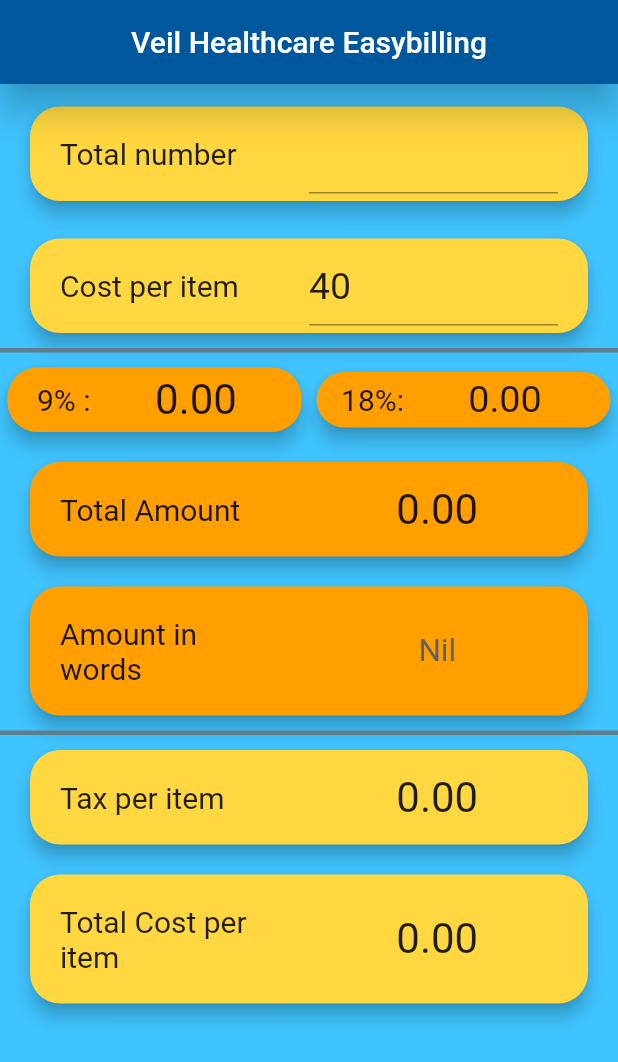
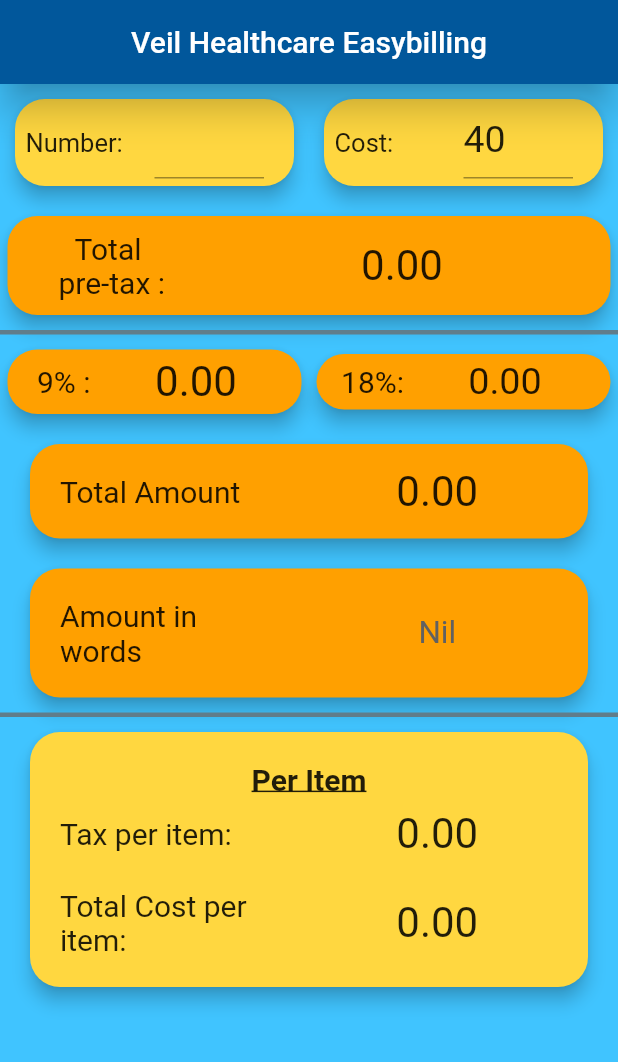
Before and after one commit to mathewvarghesemanu/veil_healthcare_easy_billing_app, a Flutter app: the screen it shows after launch, on a phone screen of 412 x 824 dp. Shown: the top 1062 px of the screen. Run offline on Flutter 3.47's test engine with Material 2 defaults, Android fonts, the phone set to English and light mode, and no system bars; our stand-ins replace rflutter_alert; missing offline and left inert: number_to_words_spelling.

Commit message:
added option to show pretax amount a
General refactoring and added option for pretax amount

```diff
--- a/lib/main.dart
+++ b/lib/main.dart
@@ -1,3 +1,5 @@
+import 'dart:math';
+
 import 'package:flutter/material.dart';
 import 'package:number_to_words_spelling/number_to_words_spelling.dart';
 import 'package:rflutter_alert/rflutter_alert.dart';
@@ -57,9 +59,12 @@ class _CalculatorState extends State<Calculator> {
         body: SafeArea(
             child: ListView(
           children: <Widget>[
-            Card(
+            Row(
+              children: [
+                Expanded(
+                  child: Card(
                     elevation: 5,
-              margin: EdgeInsets.symmetric(horizontal: 20, vertical: 15),
+                    margin: EdgeInsets.symmetric(horizontal: 10, vertical: 10),
                     shape: RoundedRectangleBorder(
                         borderRadius: BorderRadius.circular(20)),
                     color: Colors.amberAccent,
@@ -68,17 +73,15 @@ class _CalculatorState extends State<Calculator> {
                       children: <Widget>[
                         Expanded(
                             child: Padding(
-                    padding: const EdgeInsets.all(20.0),
+                          padding: const EdgeInsets.all(7.0),
                           child: Text(
-                      'Total number',
-                      style: TextStyle(fontSize: 20),
+                            'Number: ',
+                            style: TextStyle(fontSize: 17),
                           ),
                         )),
                         Expanded(
                             child: Padding(
-                    padding: const EdgeInsets.only(
-                      right: 20,
-                    ),
+                          padding: const EdgeInsets.only(right: 20, bottom: 5),
                           child: TextFormField(
                             style: TextStyle(fontSize: 25),
                             keyboardType: TextInputType.number,
@@ -93,9 +96,11 @@ class _CalculatorState extends State<Calculator> {
                       ],
                     ),
                   ),
-            Card(
+                ),
+                Expanded(
+                  child: Card(
                     elevation: 5,
-              margin: EdgeInsets.symmetric(horizontal: 20, vertical: 10),
+                    margin: EdgeInsets.symmetric(horizontal: 10, vertical: 10),
                     shape: RoundedRectangleBorder(
                         borderRadius: BorderRadius.circular(20)),
                     color: Colors.amberAccent,
@@ -104,17 +109,15 @@ class _CalculatorState extends State<Calculator> {
                       children: <Widget>[
                         Expanded(
                             child: Padding(
-                    padding: const EdgeInsets.all(20.0),
+                          padding: const EdgeInsets.all(7),
                           child: Text(
-                      'Cost per item',
-                      style: TextStyle(fontSize: 20),
+                            'Cost: ',
+                            style: TextStyle(fontSize: 17),
                           ),
                         )),
                         Expanded(
                             child: Padding(
-                    padding: const EdgeInsets.only(
-                      right: 20,
-                    ),
+                          padding: const EdgeInsets.only(right: 20, bottom: 5),
                           child: TextFormField(
                             style: TextStyle(fontSize: 25),
                             initialValue: '40',
@@ -126,6 +129,46 @@ class _CalculatorState extends State<Calculator> {
                             },
                           ),
                         ))
+                      ],
+                    ),
+                  ),
+                ),
+              ],
+            ),
+            Card(
+              elevation: 5,
+              margin: EdgeInsets.symmetric(horizontal: 5, vertical: 10),
+              shape: RoundedRectangleBorder(
+                  borderRadius: BorderRadius.circular(20)),
+              color: Colors.amber[700],
+              child: Row(
+                mainAxisAlignment: MainAxisAlignment.center,
+                children: <Widget>[
+                  Expanded(
+                    child: Padding(
+                      padding: const EdgeInsets.all(10.0),
+                      child: Text(
+                        'Total \n pre-tax'
+                        ' :',
+                        style: TextStyle(fontSize: 20),
+                        textAlign: TextAlign.center,
+                      ),
+                    ),
+                    flex: 1,
+                  ),
+                  Expanded(
+                    child: Padding(
+                      padding: const EdgeInsets.only(
+                        right: 10,
+                      ),
+                      child: Center(
+                          child: Text(
+                        (totalnos * costperitem).toStringAsFixed(2),
+                        textScaleFactor: 2,
+                      )),
+                    ),
+                    flex: 2,
+                  )
                 ],
               ),
             ),
@@ -287,22 +330,32 @@ class _CalculatorState extends State<Calculator> {
               shape: RoundedRectangleBorder(
                   borderRadius: BorderRadius.circular(20)),
               color: Colors.amberAccent,
-              child: Row(
+              child: Column(
+                children: <Widget>[
+                  Padding(
+                    padding: const EdgeInsets.only(top: 20.0),
+                    child: Text(
+                      "Per Item",
+                      style: TextStyle(
+                          fontSize: 20,
+                          decoration: TextDecoration.underline,
+                          fontWeight: FontWeight.bold),
+                    ),
+                  ),
+                  Row(
                     mainAxisAlignment: MainAxisAlignment.center,
                     children: <Widget>[
                       Expanded(
                           child: Padding(
-                    padding: const EdgeInsets.all(20.0),
+                        padding: const EdgeInsets.only(top: 8, left: 20),
                         child: Text(
-                      'Tax per item',
+                          'Tax per item: ',
                           style: TextStyle(fontSize: 20),
                         ),
                       )),
                       Expanded(
                           child: Padding(
-                    padding: const EdgeInsets.only(
-                      right: 15,
-                    ),
+                        padding: const EdgeInsets.only(right: 15, top: 8),
                         child: Center(
                             child: Text(
                           taxperitem.toStringAsFixed(2),
@@ -311,21 +364,15 @@ class _CalculatorState extends State<Calculator> {
                       ))
                     ],
                   ),
-            ),
-            Card(
-              elevation: 5,
-              margin: EdgeInsets.symmetric(horizontal: 20, vertical: 10),
-              shape: RoundedRectangleBorder(
-                  borderRadius: BorderRadius.circular(20)),
-              color: Colors.amberAccent,
-              child: Row(
+                  Row(
                     mainAxisAlignment: MainAxisAlignment.center,
                     children: <Widget>[
                       Expanded(
                           child: Padding(
-                    padding: const EdgeInsets.all(20.0),
+                        padding: const EdgeInsets.only(
+                            top: 20, left: 20, bottom: 20),
                         child: Text(
-                      'Total Cost per item',
+                          'Total Cost per item: ',
                           style: TextStyle(fontSize: 20),
                         ),
                       )),
@@ -342,6 +389,8 @@ class _CalculatorState extends State<Calculator> {
                       ))
                     ],
                   ),
+                ],
+              ),
             ),
           ],
         )),
```
Lines whose indentation alone changed are shown as unchanged.
